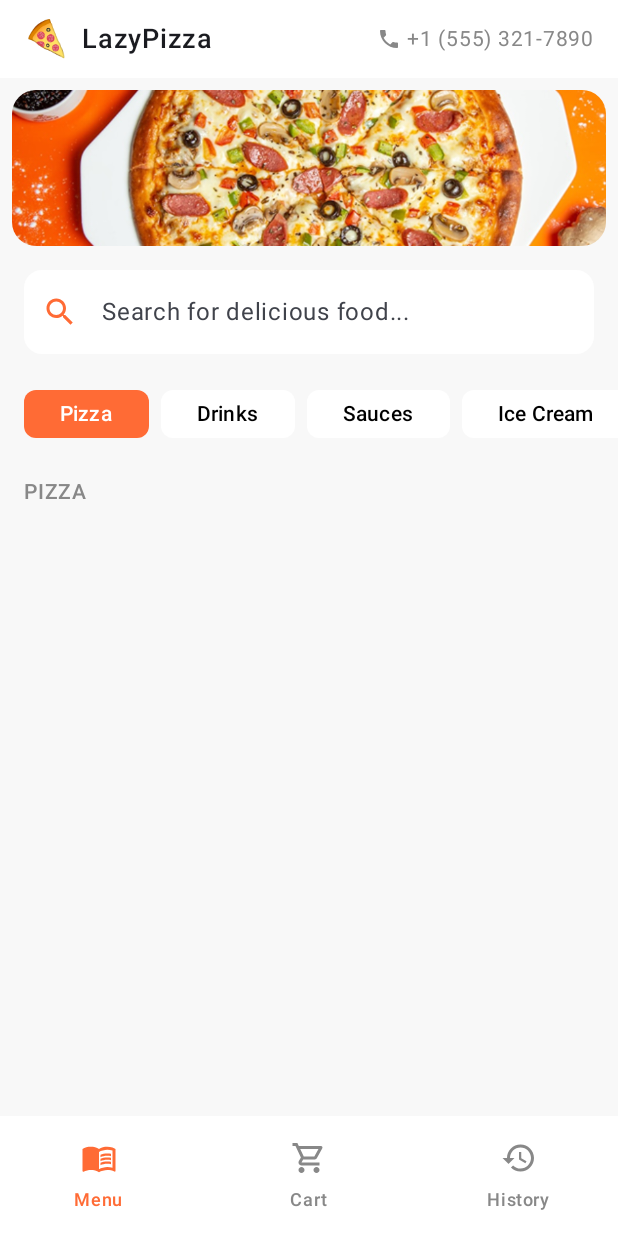
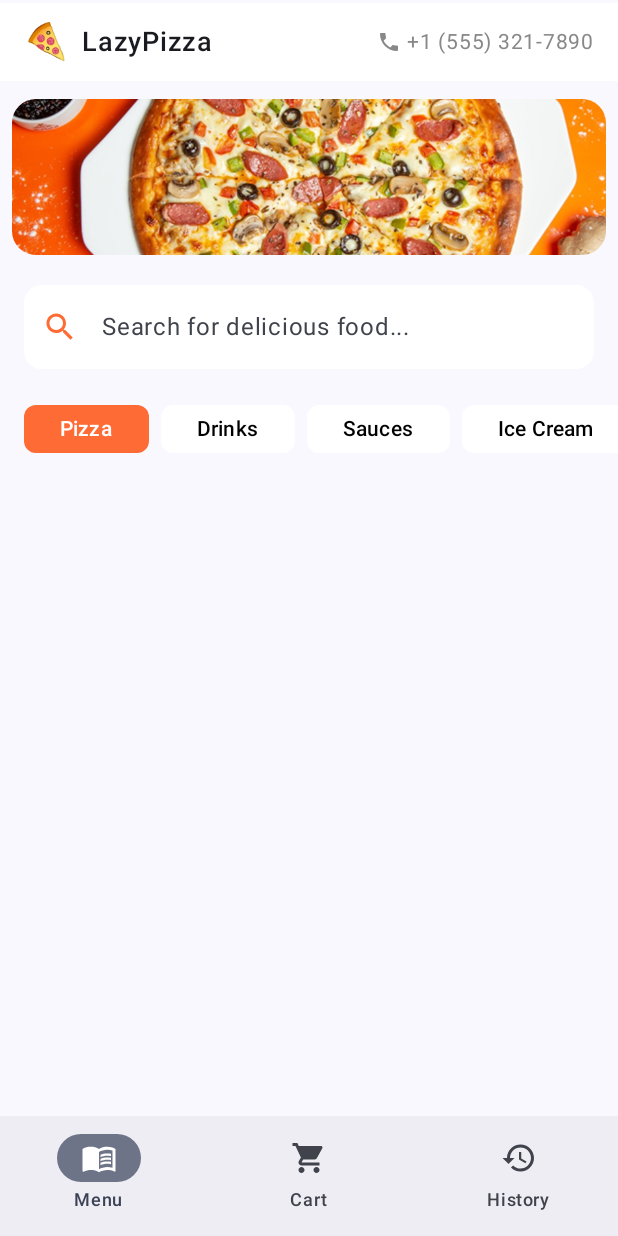
Before and after one commit to itinua/campus, an Android app built with Jetpack Compose: the screen it shows after launch (MainActivity), on a phone screen of 412 x 824 dp. Run offline under Robolectric (Android 15) with nearby library versions, the phone set to English and light mode, and no system bars; our stand-ins replace Firebase (no records; nobody signed in at launch, a user with empty details on screens opened directly), navigation suite; pictures from the network do not load; 4 statements that could not run were skipped.

Commit message:
lazy list with headers

```diff
--- a/LazyPizzaApp/src/main/java/pl/lazypizza/presentation/home/HomeScreen.kt
+++ b/LazyPizzaApp/src/main/java/pl/lazypizza/presentation/home/HomeScreen.kt
@@ -1,5 +1,6 @@
 package pl.lazypizza.presentation.home
 
+import android.annotation.SuppressLint
 import androidx.compose.foundation.Image
 import androidx.compose.foundation.background
 import androidx.compose.foundation.clickable
@@ -15,6 +16,9 @@ import androidx.compose.foundation.layout.padding
 import androidx.compose.foundation.layout.size
 import androidx.compose.foundation.lazy.LazyColumn
 import androidx.compose.foundation.lazy.LazyRow
+import androidx.compose.foundation.lazy.grid.GridCells
+import androidx.compose.foundation.lazy.grid.LazyVerticalGrid
+import androidx.compose.foundation.lazy.grid.items
 import androidx.compose.foundation.lazy.items
 import androidx.compose.foundation.shape.CircleShape
 import androidx.compose.foundation.shape.RoundedCornerShape
@@ -26,6 +30,7 @@ import androidx.compose.material3.CardDefaults
 import androidx.compose.material3.FilterChip
 import androidx.compose.material3.FilterChipDefaults
 import androidx.compose.material3.Icon
+import androidx.compose.material3.MaterialTheme
 import androidx.compose.material3.Text
 import androidx.compose.material3.TextField
 import androidx.compose.material3.TextFieldDefaults
@@ -37,7 +42,6 @@ import androidx.compose.ui.Modifier
 import androidx.compose.ui.draw.clip
 import androidx.compose.ui.graphics.Color
 import androidx.compose.ui.layout.ContentScale
-import androidx.compose.ui.platform.LocalContext
 import androidx.compose.ui.res.painterResource
 import androidx.compose.ui.text.font.FontWeight
 import androidx.compose.ui.text.style.TextOverflow
@@ -59,6 +63,52 @@ fun HomeScreen(
 ) {
     val uiState by viewModel.uiState.collectAsState()
 
+    LazyVerticalGrid(
+        columns = GridCells.Adaptive(300.dp),
+        contentPadding = PaddingValues(top = 2.dp),
+        verticalArrangement = Arrangement.spacedBy(4.dp),
+        horizontalArrangement = Arrangement.spacedBy(4.dp),
+
+
+    ) {
+        stickyHeader {
+            HeaderSection()
+        }
+        stickyHeader {
+            HeroBanner()
+        }
+
+
+
+        stickyHeader {
+            Column(Modifier.background(MaterialTheme.colorScheme.background)) {
+                SearchBar(
+                    query = uiState.searchQuery,
+                    onQueryChange = viewModel::updateSearchQuery
+                )
+                CategoryTabs(
+                    selectedCategory = uiState.selectedCategory,
+                    onCategorySelected = viewModel::selectCategory
+                )
+
+                //CategoryHeader(uiState.selectedCategory)
+            }
+        }
+
+        items(
+            uiState.filteredProducts,
+            key = { it.name }
+
+        ) { product ->
+            ProductCard(
+                product = product,
+                onClick = { onProductClick(product) },
+                onAddToCart = { viewModel.addToCart(product) }
+            )
+        }
+
+    }
+    if (false)
         LazyColumn(
             modifier = Modifier
                 .fillMaxSize()
@@ -267,6 +317,7 @@ private fun CategoryHeader(category: ProductCategory?) {
     )
 }
 
+@SuppressLint("DefaultLocale")
 @Composable
 private fun ProductCard(
     product: Product,
@@ -288,8 +339,6 @@ private fun ProductCard(
                 .padding(12.dp),
             horizontalArrangement = Arrangement.spacedBy(12.dp)
         ) {
-            val context = LocalContext.current
-
 
             AsyncImage(
                 model = product.image,
--- a/LazyPizzaApp/src/main/java/pl/lazypizza/presentation/navigation/AppNavigation.kt
+++ b/LazyPizzaApp/src/main/java/pl/lazypizza/presentation/navigation/AppNavigation.kt
@@ -1,11 +1,29 @@
 package pl.lazypizza.presentation.navigation
 
 import androidx.compose.foundation.layout.padding
+import androidx.compose.material.icons.Icons
+import androidx.compose.material.icons.filled.History
+import androidx.compose.material.icons.filled.MenuBook
+import androidx.compose.material.icons.filled.ShoppingCart
+import androidx.compose.material3.Icon
+import androidx.compose.material3.MaterialTheme
+import androidx.compose.material3.NavigationBarItemDefaults
 import androidx.compose.material3.Scaffold
+import androidx.compose.material3.Text
+import androidx.compose.material3.adaptive.currentWindowAdaptiveInfo
+import androidx.compose.material3.adaptive.navigationsuite.NavigationSuiteDefaults
+import androidx.compose.material3.adaptive.navigationsuite.NavigationSuiteScaffold
+import androidx.compose.material3.adaptive.navigationsuite.NavigationSuiteScaffoldDefaults
+import androidx.compose.material3.adaptive.navigationsuite.NavigationSuiteType
 import androidx.compose.runtime.Composable
 import androidx.compose.runtime.collectAsState
 import androidx.compose.runtime.getValue
+import androidx.compose.runtime.mutableStateOf
+import androidx.compose.runtime.saveable.rememberSaveable
+import androidx.compose.runtime.setValue
 import androidx.compose.ui.Modifier
+import androidx.compose.ui.graphics.Color
+import androidx.compose.ui.graphics.vector.ImageVector
 import androidx.navigation.NavHostController
 import androidx.navigation.NavType
 import androidx.navigation.compose.NavHost
@@ -13,12 +31,23 @@ import androidx.navigation.compose.composable
 import androidx.navigation.compose.currentBackStackEntryAsState
 import androidx.navigation.compose.rememberNavController
 import androidx.navigation.navArgument
+import androidx.window.core.layout.WindowSizeClass.Companion.WIDTH_DP_EXPANDED_LOWER_BOUND
 import org.koin.compose.viewmodel.koinViewModel
 import pl.lazypizza.presentation.cart.CartScreen
 import pl.lazypizza.presentation.cart.CartViewModel
 import pl.lazypizza.presentation.history.HistoryScreen
 import pl.lazypizza.presentation.home.HomeScreen
 import pl.lazypizza.presentation.productdetail.ProductDetailScreen
+
+enum class AppDestinations(
+    val label: String,
+    val icon: ImageVector,
+) {
+    HOME("Menu", Icons.Filled.MenuBook),
+    FAVORITES("Cart", Icons.Filled.ShoppingCart),
+    PROFILE("History", Icons.Filled.History),
+}
+
 
 @Composable
 fun AppNavigation(
@@ -34,17 +63,47 @@ fun AppNavigation(
         currentRoute.startsWith("product_detail/") -> false
         else -> true
     }
+    var currentDestination by rememberSaveable { mutableStateOf(AppDestinations.HOME) }
 
-    Scaffold(
-        bottomBar = {
-            if (showBottomBar) {
-                BottomNavigationBar(
-                    navController = navController,
-                    cartItemCount = cartUiState.cart.itemCount
+
+    val myNavigationSuiteItemColors = NavigationSuiteDefaults.itemColors(
+        navigationBarItemColors = NavigationBarItemDefaults.colors(
+            indicatorColor = MaterialTheme.colorScheme.primaryContainer,
+            selectedIconColor = Color.Red
+        ),
+    )
+    val adaptiveInfo = currentWindowAdaptiveInfo()
+    val customNavSuiteType = with(adaptiveInfo) {
+        if (windowSizeClass.isWidthAtLeastBreakpoint(WIDTH_DP_EXPANDED_LOWER_BOUND)) {
+            NavigationSuiteType.NavigationRail
+        } else {
+            NavigationSuiteScaffoldDefaults.calculateFromAdaptiveInfo(adaptiveInfo)
+        }
+    }
+
+    NavigationSuiteScaffold(
+        containerColor = MaterialTheme.colorScheme.primaryContainer,
+        contentColor = MaterialTheme.colorScheme.onPrimary,
+        navigationSuiteItems = {
+            AppDestinations.entries.forEach {
+                item(
+                    icon = {
+                        Icon(
+                            it.icon,
+                            contentDescription = it.label
+                        )
+                    },
+                    label = { Text(it.label) },
+                    selected = it == currentDestination,
+                    onClick = { currentDestination = it },
+                    colors = myNavigationSuiteItemColors,
                 )
             }
-        }
-    ) { paddingValues ->
+        },
+        layoutType = customNavSuiteType
+    ) {
+
+        Scaffold() { paddingValues ->
             NavHost(
                 navController = navController,
                 startDestination = BottomNavItem.Menu.route,
@@ -90,3 +149,4 @@ fun AppNavigation(
             }
         }
     }
+}
```
Lines whose indentation alone changed are shown as unchanged.
